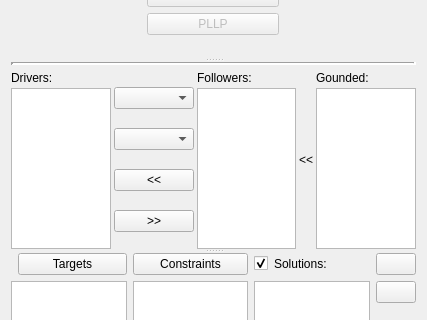
This is core/synthesis/Collections/TriangularIteration.ui in KmolYuan/Pyslvs-UI as Qt 5 draws it before an edit; both pictures show x 0 to 427 and y 180 to 500 of the 427 by 680 pixel window. The edited form follows.
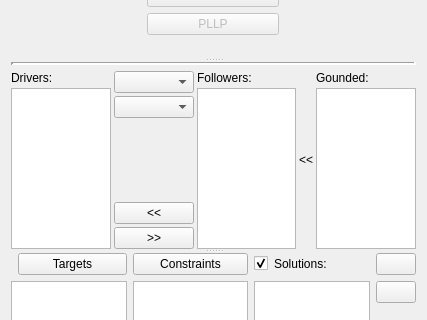
This is the edited form. Icons and pictures are not drawn.

Commit message: UI and function corrections for 'triangular iteration' tab.

Diff of the .ui file:
```diff
--- a/core/synthesis/Collections/TriangularIteration.ui
+++ b/core/synthesis/Collections/TriangularIteration.ui
@@ -268,6 +268,19 @@
              <item>
               <widget class="QComboBox" name="driver_rotator"/>
              </item>
+             <item>
+              <spacer name="verticalSpacer_3">
+               <property name="orientation">
+                <enum>Qt::Vertical</enum>
+               </property>
+               <property name="sizeHint" stdset="0">
+                <size>
+                 <width>20</width>
+                 <height>40</height>
+                </size>
+               </property>
+              </spacer>
+             </item>
              <item>
               <widget class="QPushButton" name="driver_add">
                <property name="text">
```
Left out of the diff: 6 changed lines with no effect on the pictures. The commit also changes 2 other files.
